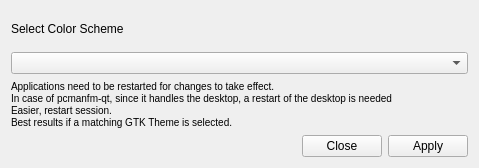
The window that data/designer/main.ui (hmollercl/lubuntu-breeze-config) describes before a commit, drawn with Qt 5.
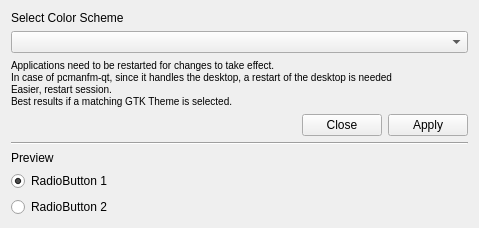
The same window after the commit. Icons and pictures are not drawn.

The edit to the form file:
```diff
--- a/data/designer/main.ui
+++ b/data/designer/main.ui
@@ -7,7 +7,7 @@
     <x>0</x>
     <y>0</y>
     <width>479</width>
-    <height>168</height>
+    <height>227</height>
    </rect>
   </property>
   <property name="windowTitle">
@@ -47,6 +47,37 @@
      </property>
     </widget>
    </item>
+   <item>
+    <widget class="Line" name="line">
+     <property name="orientation">
+      <enum>Qt::Horizontal</enum>
+     </property>
+    </widget>
+   </item>
+   <item>
+    <widget class="QLabel" name="label_2">
+     <property name="text">
+      <string>Preview</string>
+     </property>
+    </widget>
+   </item>
+   <item>
+    <widget class="QRadioButton" name="radioButton">
+     <property name="text">
+      <string>RadioButton 1</string>
+     </property>
+     <property name="checked">
+      <bool>true</bool>
+     </property>
+    </widget>
+   </item>
+   <item>
+    <widget class="QRadioButton" name="radioButton_2">
+     <property name="text">
+      <string>RadioButton 2</string>
+     </property>
+    </widget>
+   </item>
   </layout>
  </widget>
  <resources/>
```
